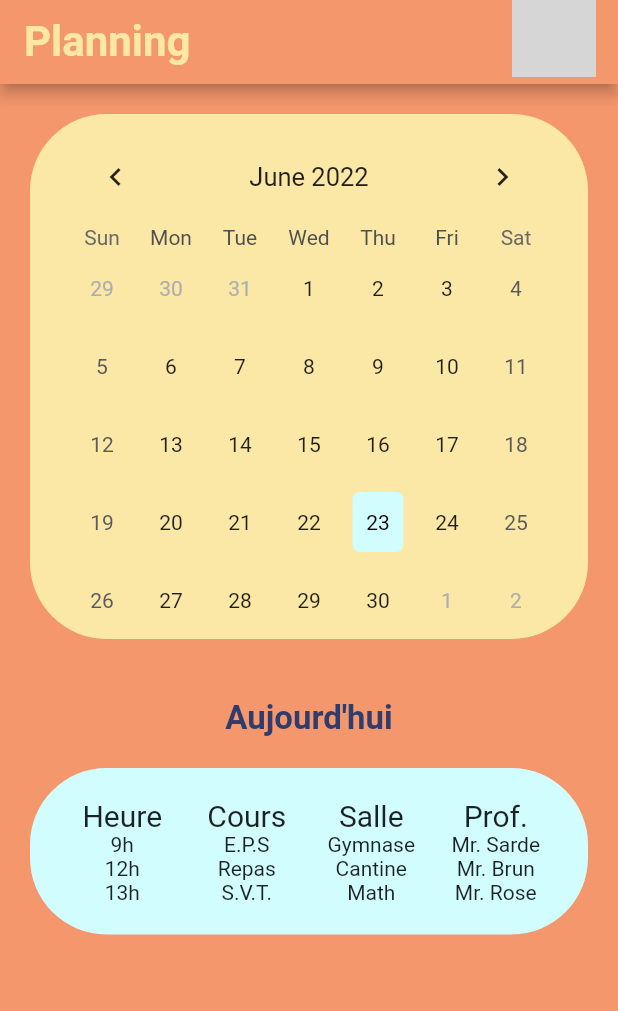
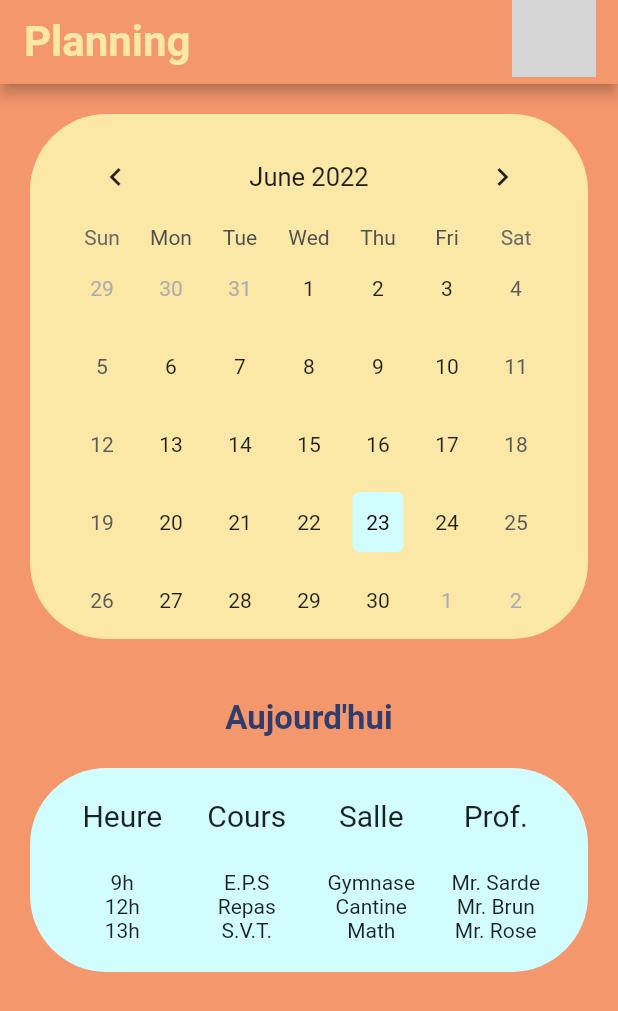
Before and after one commit to Necrelox/AR-U-Here, a Flutter app: the Planning screen opened directly, on a phone screen of 412 x 824 dp. Shown: the top 1011 px of the screen. Run offline on Flutter 3.47's test engine with Material 2 defaults, Android fonts, the phone set to English and light mode, and no system bars; drawn by our look-alikes of table_calendar; our stand-ins replace font_awesome_flutter, google_fonts; grey boxes are pictures that could not be loaded.

```diff
--- a/App/lib/dashboard/planning.dart
+++ b/App/lib/dashboard/planning.dart
@@ -19,7 +19,6 @@ class _PlanningState extends State<Planning> {
   void initState() {
     super.initState();
   }
-
 
   @override
   void dispose() {
@@ -141,8 +140,6 @@ class _PlanningState extends State<Planning> {
               ),
             ),
 
-
-
             DelayAnimation(
                 delay: 500,
                 child: Container(
@@ -193,7 +190,7 @@ class _PlanningState extends State<Planning> {
                     )),
                 child: Column(children: <Widget>[
                   Container(
-                    margin: EdgeInsets.all(20),
+                    margin: const EdgeInsets.fromLTRB(20, 20, 20, 5),
                     child: Table(
                       children: [
                         TableRow( children: [
@@ -202,6 +199,14 @@ class _PlanningState extends State<Planning> {
                           Column(children:const [Text('Salle', style: TextStyle(fontSize: 20.0))]),
                           Column(children:const [Text('Prof.', style: TextStyle(fontSize: 20.0))]),
                         ]),
+                      ],
+                    ),
+                  ),
+
+                  Container(
+                    padding: const EdgeInsets.all(20),
+                    child: Table(
+                      children: [
                         TableRow( children: [
                           Column(children:const [Text('9h')]),
                           Column(children:const [Text('E.P.S')]),
```
Also changed, not shown: App/lib/welcome_page.dart (+3 -9 lines).
